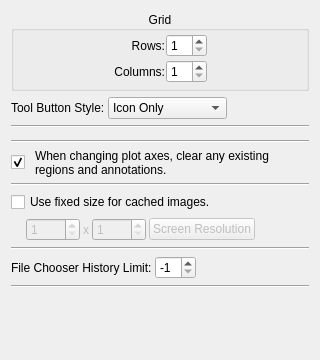
The window that code/plotms/GuiTabs/PlotMSOptionsTab.ui (pkgw/casa) describes before a commit, drawn with Qt 5.
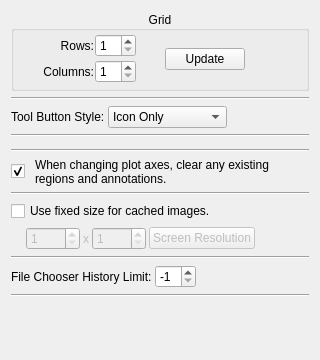
The same window after the commit.

Commit message: Added plotms "Update" button for grid options

```diff
--- a/code/plotms/GuiTabs/PlotMSOptionsTab.ui
+++ b/code/plotms/GuiTabs/PlotMSOptionsTab.ui
@@ -48,13 +48,13 @@
        <number>1</number>
       </property>
       <item>
-       <spacer name="horizontalSpacer">
+       <spacer name="horizontalSpacer_3">
         <property name="orientation">
          <enum>Qt::Horizontal</enum>
         </property>
         <property name="sizeHint" stdset="0">
          <size>
-          <width>73</width>
+          <width>40</width>
           <height>20</height>
          </size>
         </property>
@@ -142,6 +142,26 @@
         </item>
        </layout>
       </item>
+      <item>
+       <spacer name="horizontalSpacer">
+        <property name="orientation">
+         <enum>Qt::Horizontal</enum>
+        </property>
+        <property name="sizeHint" stdset="0">
+         <size>
+          <width>40</width>
+          <height>20</height>
+         </size>
+        </property>
+       </spacer>
+      </item>
+      <item>
+       <widget class="QPushButton" name="updateButton">
+        <property name="text">
+         <string>Update</string>
+        </property>
+       </widget>
+      </item>
       <item>
        <spacer name="horizontalSpacer_2">
         <property name="orientation">
@@ -158,6 +178,13 @@
      </layout>
     </widget>
    </item>
+   <item>
+    <widget class="Line" name="line_6">
+     <property name="orientation">
+      <enum>Qt::Horizontal</enum>
+     </property>
+    </widget>
+   </item>
    <item>
     <layout class="QHBoxLayout">
      <property name="spacing">
```
The commit also changes 3 other files.
